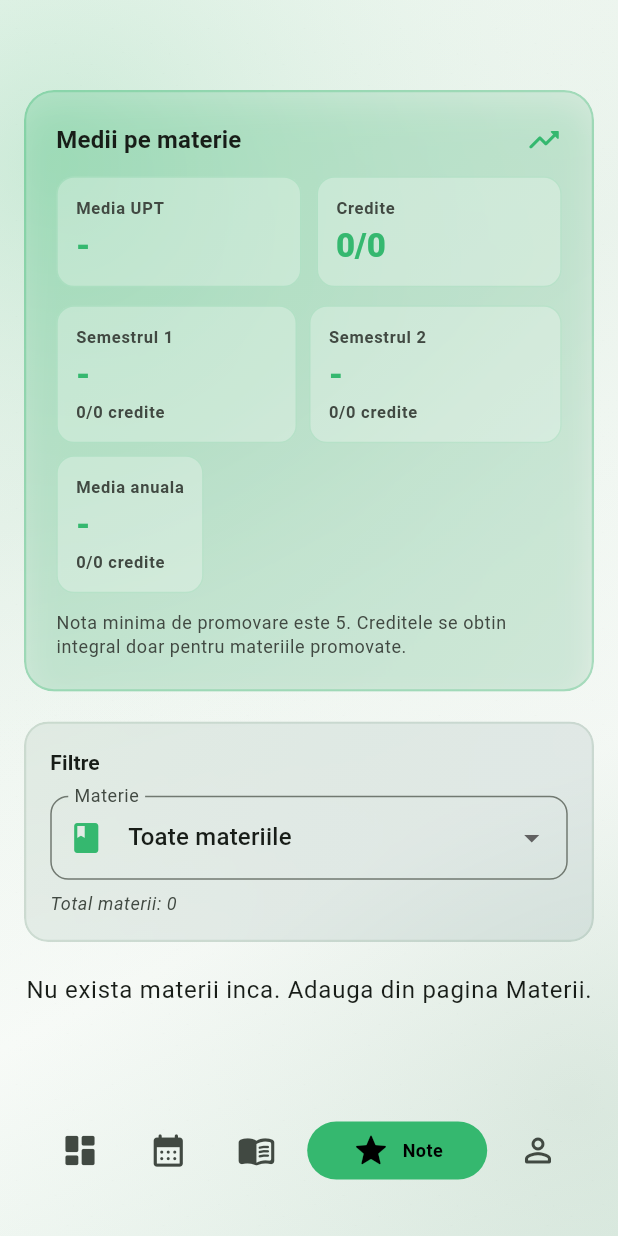
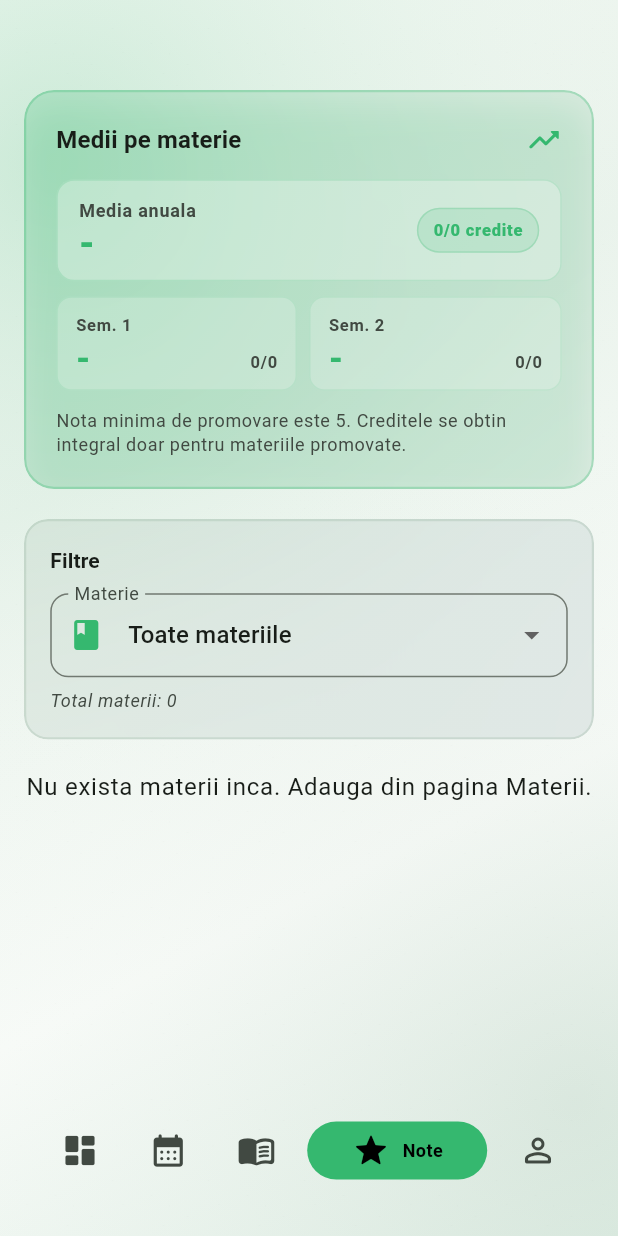
Before and after one commit to GulerAlex/Licenta-AC-IS-Guler-Alex-Natanael, a Flutter app: the UniHubHomePage screen opened directly with empty values, item 4 of the bottom bar chosen, on a phone screen of 412 x 824 dp. Run offline on Flutter 3.47's test engine with Material 3 defaults, Android fonts, the phone set to English and light mode, and no system bars; drawn by our look-alikes of persistent_bottom_nav_bar; our stand-ins replace flutter_local_notifications, flutter_timezone, shared_preferences, supabase_flutter, table_calendar, timezone; accounts and stored records are empty.

Commit message:
Compact grades average summary

```diff
--- a/lib/screens/ui/grades_screen_view.dart
+++ b/lib/screens/ui/grades_screen_view.dart
@@ -170,30 +170,10 @@ class _GradesScreenViewState extends State<GradesScreenView> {
                     ),
                   ],
                 ),
-                const SizedBox(height: 12),
-                Row(
-                  children: <Widget>[
-                    Expanded(
-                      child: _SummaryMetric(
-                        label: 'Media UPT',
-                        value: widget.weightedAverage == null
-                            ? '-'
-                            : widget.weightedAverage!.toStringAsFixed(2),
-                        colors: colors,
-                      ),
-                    ),
-                    const SizedBox(width: 10),
-                    Expanded(
-                      child: _SummaryMetric(
-                        label: 'Credite',
-                        value: '${widget.earnedCredits}/${widget.totalCredits}',
-                        colors: colors,
-                      ),
-                    ),
-                  ],
-                ),
+                const SizedBox(height: 14),
+                _annualAveragePanel(colors),
                 if (widget.semesterAverages.isNotEmpty) ...<Widget>[
-                  const SizedBox(height: 12),
+                  const SizedBox(height: 10),
                   Row(
                     children: <Widget>[
                       for (
@@ -210,21 +190,12 @@ class _GradesScreenViewState extends State<GradesScreenView> {
                             ),
                             child: _semesterAverageMetric(
                               data: widget.semesterAverages[index],
+                              index: index,
                               colors: colors,
                             ),
                           ),
                         ),
                     ],
-                  ),
-                  const SizedBox(height: 8),
-                  _SummaryMetric(
-                    label: 'Media anuala',
-                    value: widget.weightedAverage == null
-                        ? '-'
-                        : widget.weightedAverage!.toStringAsFixed(2),
-                    supportingText:
-                        '${widget.earnedCredits}/${widget.totalCredits} credite',
-                    colors: colors,
                   ),
                 ],
                 const SizedBox(height: 12),
@@ -243,15 +214,115 @@ class _GradesScreenViewState extends State<GradesScreenView> {
     );
   }
 
+  Widget _annualAveragePanel(ColorScheme colors) {
+    return Container(
+      padding: const EdgeInsets.symmetric(horizontal: 14, vertical: 12),
+      decoration: BoxDecoration(
+        color: colors.surface.withValues(alpha: 0.34),
+        borderRadius: BorderRadius.circular(12),
+        border: Border.all(color: colors.primary.withValues(alpha: 0.18)),
+      ),
+      child: Row(
+        children: <Widget>[
+          Expanded(
+            child: Column(
+              crossAxisAlignment: CrossAxisAlignment.start,
+              children: <Widget>[
+                Text(
+                  'Media anuala',
+                  style: Theme.of(context).textTheme.labelMedium?.copyWith(
+                    color: colors.onSurfaceVariant,
+                    fontWeight: FontWeight.w700,
+                  ),
+                ),
+                const SizedBox(height: 2),
+                Text(
+                  widget.weightedAverage == null
+                      ? '-'
+                      : widget.weightedAverage!.toStringAsFixed(2),
+                  style: Theme.of(context).textTheme.headlineSmall?.copyWith(
+                    color: colors.primary,
+                    fontWeight: FontWeight.w900,
+                    height: 1,
+                  ),
+                ),
+              ],
+            ),
+          ),
+          _creditBadge(
+            colors: colors,
+            value: '${widget.earnedCredits}/${widget.totalCredits} credite',
+          ),
+        ],
+      ),
+    );
+  }
+
   Widget _semesterAverageMetric({
     required SemesterAverageData data,
+    required int index,
     required ColorScheme colors,
   }) {
-    return _SummaryMetric(
-      label: data.semesterLabel,
-      value: data.average == null ? '-' : data.average!.toStringAsFixed(2),
-      supportingText: '${data.earnedCredits}/${data.totalCredits} credite',
-      colors: colors,
+    return Container(
+      padding: const EdgeInsets.symmetric(horizontal: 12, vertical: 10),
+      decoration: BoxDecoration(
+        color: colors.surface.withValues(alpha: 0.24),
+        borderRadius: BorderRadius.circular(10),
+        border: Border.all(color: colors.primary.withValues(alpha: 0.12)),
+      ),
+      child: Column(
+        crossAxisAlignment: CrossAxisAlignment.start,
+        children: <Widget>[
+          Text(
+            'Sem. ${index + 1}',
+            style: Theme.of(context).textTheme.labelSmall?.copyWith(
+              color: colors.onSurfaceVariant,
+              fontWeight: FontWeight.w700,
+            ),
+          ),
+          const SizedBox(height: 3),
+          Row(
+            crossAxisAlignment: CrossAxisAlignment.end,
+            children: <Widget>[
+              Expanded(
+                child: Text(
+                  data.average == null ? '-' : data.average!.toStringAsFixed(2),
+                  style: Theme.of(context).textTheme.titleLarge?.copyWith(
+                    color: colors.primary,
+                    fontWeight: FontWeight.w900,
+                    height: 1,
+                  ),
+                ),
+              ),
+              Text(
+                '${data.earnedCredits}/${data.totalCredits}',
+                style: Theme.of(context).textTheme.labelSmall?.copyWith(
+                  color: colors.onSurfaceVariant,
+                  fontWeight: FontWeight.w700,
+                ),
+              ),
+            ],
+          ),
+        ],
+      ),
+    );
+  }
+
+  Widget _creditBadge({required ColorScheme colors, required String value}) {
+    return Container(
+      padding: const EdgeInsets.symmetric(horizontal: 10, vertical: 6),
+      decoration: BoxDecoration(
+        color: colors.primary.withValues(alpha: 0.14),
+        borderRadius: BorderRadius.circular(999),
+        border: Border.all(color: colors.primary.withValues(alpha: 0.22)),
+      ),
+      child: Text(
+        value,
+        style: Theme.of(context).textTheme.labelSmall?.copyWith(
+          color: colors.primary,
+          fontWeight: FontWeight.w800,
+        ),
+      ),
     );
   }
 
@@ -637,62 +708,6 @@ class _ComponentGradeTile extends StatelessWidget {
   }
 }
 
-class _SummaryMetric extends StatelessWidget {
-  const _SummaryMetric({
-    required this.label,
-    required this.value,
-    required this.colors,
-    this.supportingText,
-  });
-
-  final String label;
-  final String value;
-  final ColorScheme colors;
-  final String? supportingText;
-
-  @override
-  Widget build(BuildContext context) {
-    return Container(
-      padding: const EdgeInsets.all(12),
-      decoration: BoxDecoration(
-        color: colors.surface.withValues(alpha: 0.32),
-        borderRadius: BorderRadius.circular(12),
-        border: Border.all(color: colors.primary.withValues(alpha: 0.16)),
-      ),
-      child: Column(
-        crossAxisAlignment: CrossAxisAlignment.start,
-        children: <Widget>[
-          Text(
-            label,
-            style: Theme.of(context).textTheme.labelSmall?.copyWith(
-              color: colors.onSurfaceVariant,
-              fontWeight: FontWeight.w600,
-            ),
-          ),
-          const SizedBox(height: 4),
-          Text(
-            value,
-            style: Theme.of(context).textTheme.titleLarge?.copyWith(
-              color: colors.primary,
-              fontWeight: FontWeight.w800,
-            ),
-          ),
-          if (supportingText != null) ...<Widget>[
-            const SizedBox(height: 2),
-            Text(
-              supportingText!,
-              style: Theme.of(context).textTheme.labelSmall?.copyWith(
-                color: colors.onSurfaceVariant,
-                fontWeight: FontWeight.w600,
-              ),
-            ),
-          ],
-        ],
-      ),
-    );
-  }
-}
-
 class _StatusChip extends StatelessWidget {
   const _StatusChip({required this.card});
 
```
